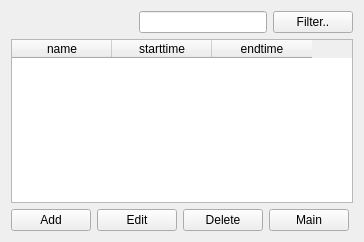
Above: qt/apps/tutorial/forms/activities.ui from Wolframe/qtClient before the change. Below: the same form after it.
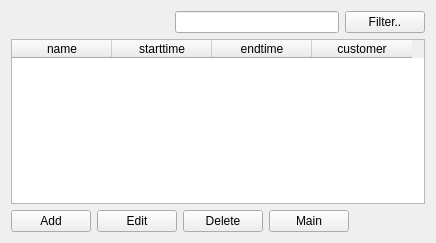
That is the form after the change.

Commit message: finished activities in tutorial, added sqlite database as database/tutorial.db for now

```diff
--- a/qt/apps/tutorial/forms/activities.ui
+++ b/qt/apps/tutorial/forms/activities.ui
@@ -6,8 +6,8 @@
    <rect>
     <x>0</x>
     <y>0</y>
-    <width>364</width>
-    <height>242</height>
+    <width>436</width>
+    <height>243</height>
    </rect>
   </property>
   <property name="windowTitle">
@@ -52,6 +52,11 @@
        <string>endtime</string>
       </property>
      </column>
+     <column>
+      <property name="text">
+       <string>customer</string>
+      </property>
+     </column>
     </widget>
    </item>
    <item row="2" column="0">
```
The commit also changes 3 other files.
